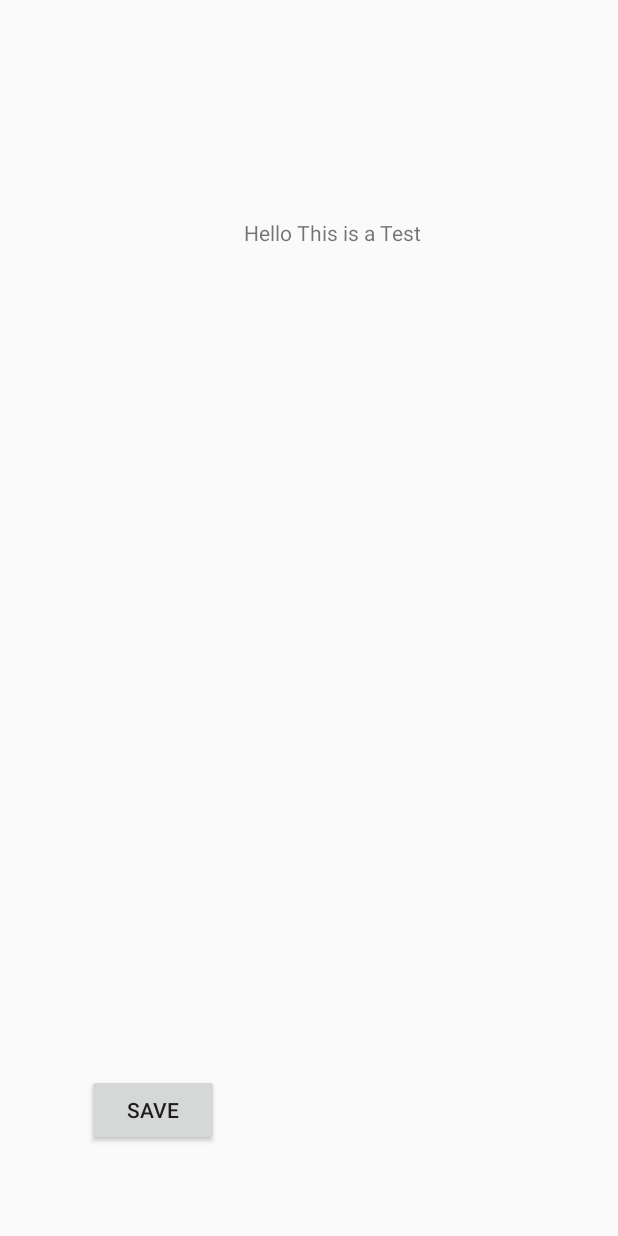
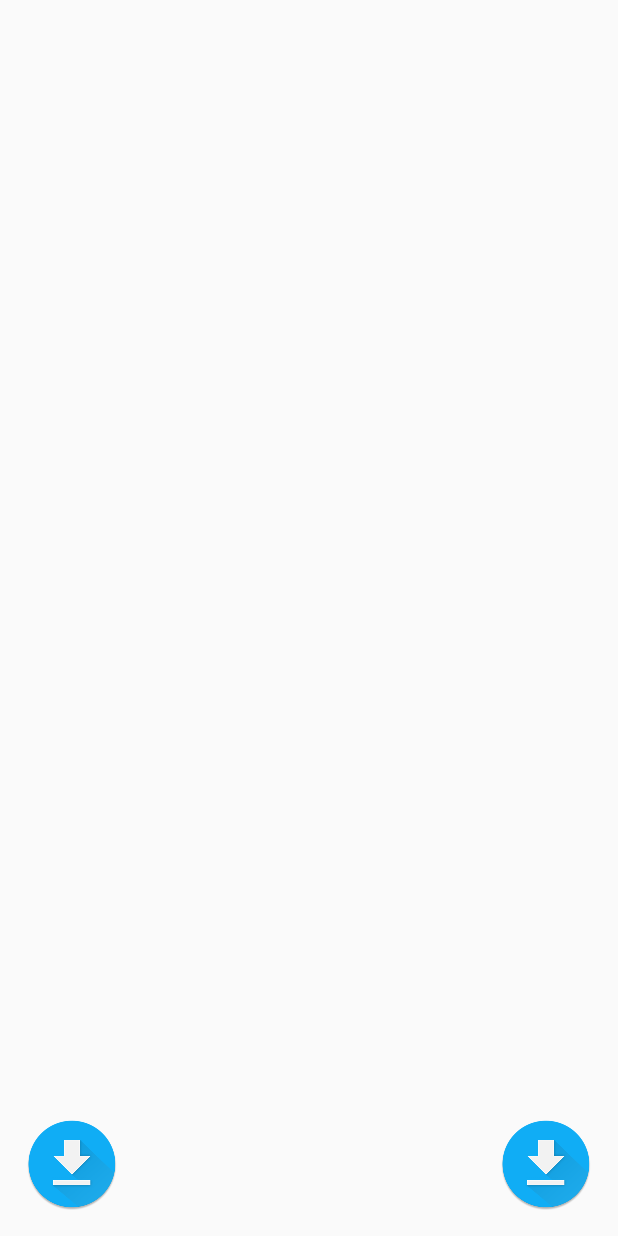
Before and after one commit to donnyc219/mobapp2016spring, an Android app: the ViewCardActivity screen opened directly, with no data from a screen before it, on a phone screen of 412 x 824 dp. Run offline under Robolectric (Android 15) with nearby library versions, the light colour scheme and no system bars; 1 statement that could not run was skipped.

Commit message:
Added save and edit buttons to view card activity.

```diff
--- a/ElectronicPostcard/app/src/main/java/com/gsu/electronicpostcard/ViewCardActivity.java
+++ b/ElectronicPostcard/app/src/main/java/com/gsu/electronicpostcard/ViewCardActivity.java
@@ -53,7 +53,6 @@ public class ViewCardActivity extends AppCompatActivity {
         }
     }
 
-
     @Override
     protected void onCreate(Bundle savedInstanceState) {
         super.onCreate(savedInstanceState);
@@ -67,9 +66,5 @@ public class ViewCardActivity extends AppCompatActivity {
                 ViewCardActivity.this.startActivity(myIntent);
             }
         });
-
-
-
-
     }
 }
--- a/ElectronicPostcard/app/src/main/res/layout/activity_add_elements.xml
+++ b/ElectronicPostcard/app/src/main/res/layout/activity_add_elements.xml
@@ -10,16 +10,6 @@
     android:paddingRight="@dimen/activity_horizontal_margin"
     android:paddingTop="@dimen/activity_vertical_margin"
     tools:context="com.gsu.electronicpostcard.AddElementsActivity">
-
-    <TextView
-        android:text="Add Text!"
-        android:layout_width="wrap_content"
-        android:layout_height="wrap_content"
-        android:layout_marginTop="16dp"
-        android:id="@+id/textView5"
-        android:textColor="@android:color/background_dark"
-        android:layout_below="@+id/hw"
-        android:layout_toStartOf="@+id/gal" />
 
     <ImageView
         android:layout_width="wrap_content"
@@ -70,10 +60,10 @@
         android:text="Add Text!"
         android:layout_width="wrap_content"
         android:layout_height="wrap_content"
-        android:id="@+id/textView4"
+        android:layout_marginTop="22dp"
+        android:id="@+id/textView5"
         android:textColor="@android:color/background_dark"
-        android:layout_alignBaseline="@+id/textView5"
-        android:layout_alignBottom="@+id/textView5"
-        android:layout_alignEnd="@+id/hw" />
+        android:layout_below="@+id/hw"
+        android:layout_toStartOf="@+id/gal" />
 
 </RelativeLayout>
--- a/ElectronicPostcard/app/src/main/res/layout/activity_view_card.xml
+++ b/ElectronicPostcard/app/src/main/res/layout/activity_view_card.xml
@@ -1,5 +1,6 @@
 <?xml version="1.0" encoding="utf-8"?>
 <RelativeLayout xmlns:android="http://schemas.android.com/apk/res/android"
+    xmlns:app="http://schemas.android.com/apk/res-auto"
     xmlns:tools="http://schemas.android.com/tools"
     android:id="@+id/activity_view_card"
     android:layout_width="match_parent"
@@ -10,23 +11,19 @@
     android:paddingTop="@dimen/activity_vertical_margin"
     tools:context="com.gsu.electronicpostcard.ViewCardActivity">
 
-    <TextView
-        android:text="Hello This is a Test"
-        android:layout_width="wrap_content"
-        android:layout_height="wrap_content"
-        android:layout_alignParentTop="true"
-        android:layout_alignParentEnd="true"
-        android:layout_marginEnd="115dp"
-        android:layout_marginTop="129dp"
-        android:id="@+id/textView3" />
-
-    <Button
-        android:text="Save"
-        android:layout_width="wrap_content"
-        android:layout_height="wrap_content"
+    <ImageView
+        android:layout_width="64dp"
+        android:layout_height="64dp"
+        app:srcCompat="@drawable/download_button"
         android:layout_alignParentBottom="true"
         android:layout_alignParentStart="true"
-        android:layout_marginStart="42dp"
-        android:layout_marginBottom="44dp"
-        android:id="@+id/button" />
+        android:id="@+id/imageView3" />
+
+    <ImageView
+        android:layout_width="64dp"
+        android:layout_height="64dp"
+        app:srcCompat="@drawable/download_button"
+        android:id="@+id/imageView2"
+        android:layout_alignParentBottom="true"
+        android:layout_alignParentEnd="true" />
 </RelativeLayout>
```
Also changed, not shown: ElectronicPostcard/app/src/main/res/drawable-xhdpi/download_button.png (added), ElectronicPostcard/app/src/main/res/drawable-xhdpi/edit_icon.png (added).
